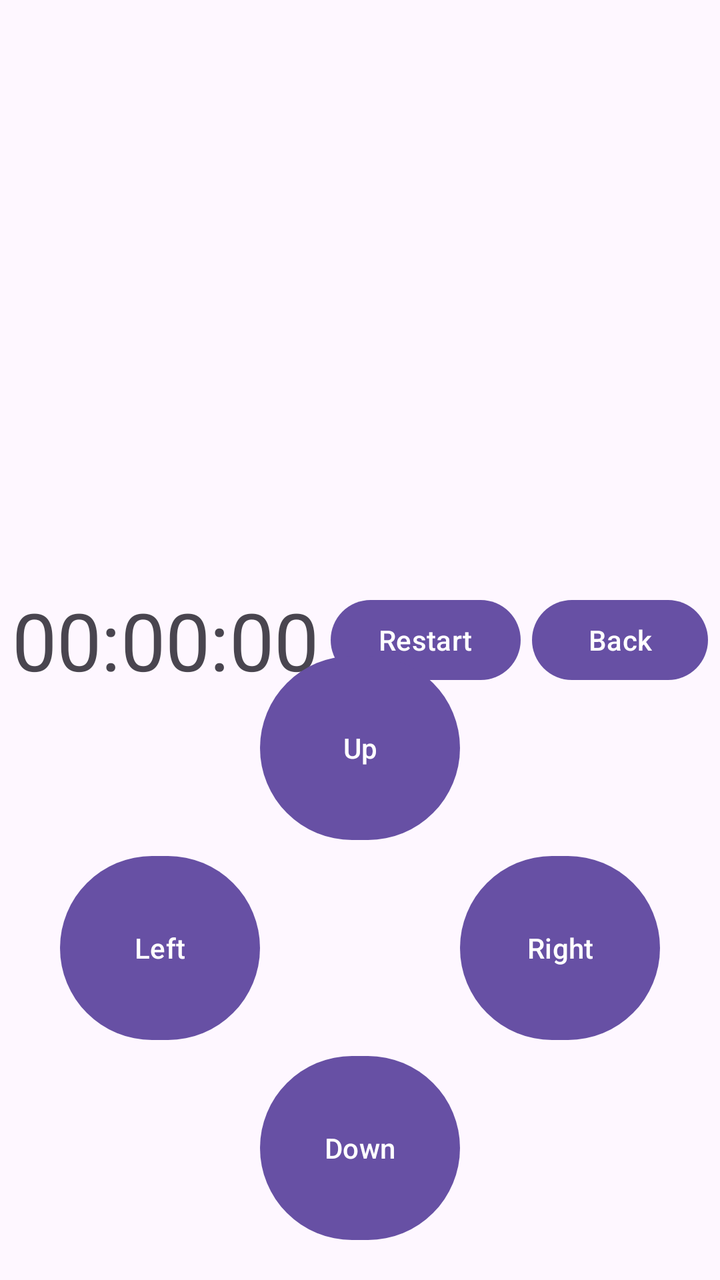
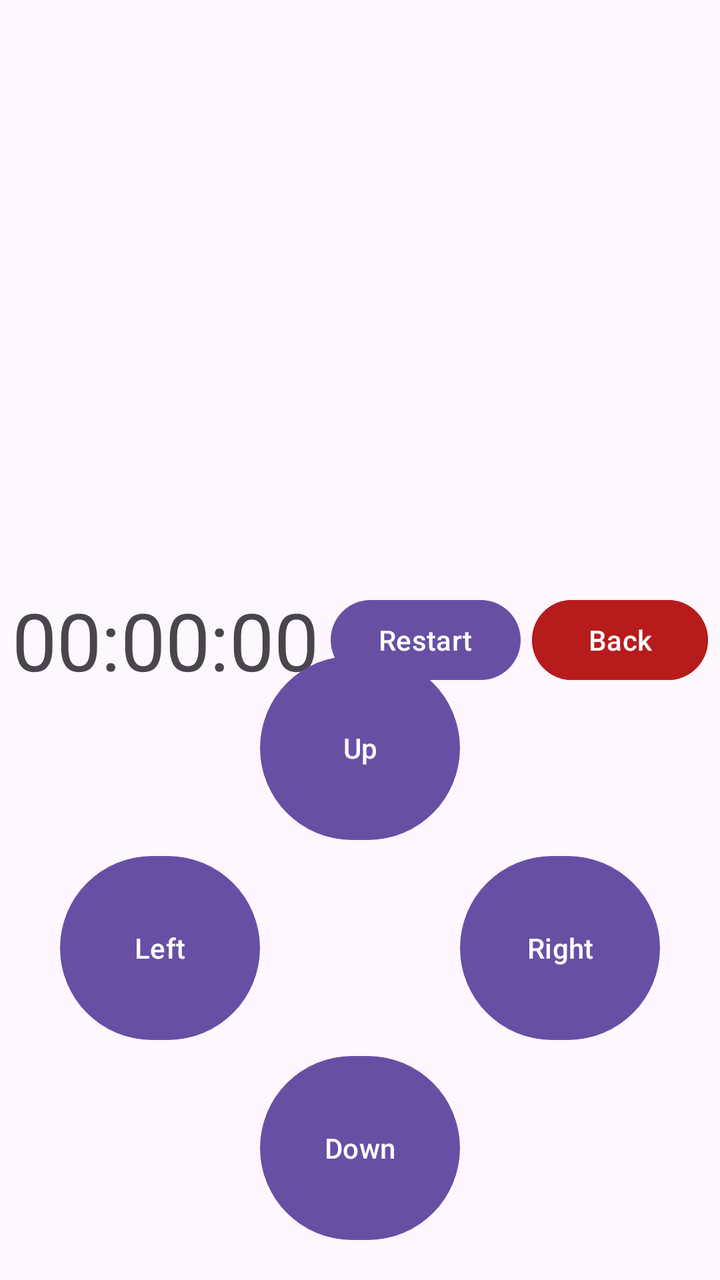

Before-and-after screenshots of an Android layout around one commit, followed by the original layout XML and the change that was made.
<!-- AndroidManifest.xml: application theme Theme.Final_Project_Uriya -->
<!-- res/layout/activity_game.xml -->
<?xml version="1.0" encoding="utf-8"?>
<androidx.constraintlayout.widget.ConstraintLayout
    xmlns:android="http://schemas.android.com/apk/res/android"
    xmlns:app="http://schemas.android.com/apk/res-auto"
    xmlns:tools="http://schemas.android.com/tools"
    android:layout_width="match_parent"
    android:layout_height="match_parent">

    <Button
        android:id="@+id/btnBackToMainMenuFromGame"
        android:layout_width="wrap_content"
        android:layout_height="wrap_content"
        android:text="Back"
        app:layout_constraintBottom_toBottomOf="parent"
        app:layout_constraintEnd_toEndOf="parent"
        app:layout_constraintStart_toEndOf="@+id/btnRestart"
        app:layout_constraintTop_toTopOf="parent" />

    <TextView
        android:id="@+id/tvTimer"
        android:layout_width="wrap_content"
        android:layout_height="wrap_content"
        android:text="00:00:00"
        android:textSize="40sp"
        app:layout_constraintBottom_toBottomOf="parent"
        app:layout_constraintEnd_toStartOf="@+id/btnRestart"
        app:layout_constraintHorizontal_bias="1.0"
        app:layout_constraintStart_toStartOf="parent"
        app:layout_constraintTop_toTopOf="parent" />

    <Button
        android:id="@+id/btnRestart"
        android:layout_width="wrap_content"
        android:layout_height="wrap_content"
        android:text="Restart"
        app:layout_constraintBottom_toBottomOf="parent"
        app:layout_constraintEnd_toStartOf="@+id/btnBackToMainMenuFromGame"
        app:layout_constraintStart_toEndOf="@+id/tvTimer"
        app:layout_constraintTop_toTopOf="parent" />

    <GridLayout
        android:id="@+id/gridLayout"
        android:layout_width="wrap_content"
        android:layout_height="wrap_content"
        android:layout_marginTop="16dp"
        app:layout_constraintTop_toTopOf="parent"
        app:layout_constraintStart_toStartOf="parent"
        app:layout_constraintEnd_toEndOf="parent"/>

    <GridLayout
        android:id="@+id/dpadLayout"
        android:layout_width="wrap_content"
        android:layout_height="wrap_content"
        android:rowCount="3"
        android:columnCount="3"
        app:layout_constraintBottom_toBottomOf="parent"
        app:layout_constraintStart_toStartOf="parent"
        app:layout_constraintEnd_toEndOf="parent"
        android:layout_marginBottom="16dp">

        <Button
            android:id="@+id/btnUp"
            android:layout_width="100dp"
            android:layout_height="100dp"
            android:text="Up"
            android:layout_row="0"
            android:layout_column="1"/>

        <Button
            android:id="@+id/btnLeft"
            android:layout_width="100dp"
            android:layout_height="100dp"
            android:text="Left"
            android:layout_row="1"
            android:layout_column="0"/>

        <Button
            android:id="@+id/btnRight"
            android:layout_width="100dp"
            android:layout_height="100dp"
            android:text="Right"
            android:layout_row="1"
            android:layout_column="2"/>

        <Button
            android:id="@+id/btnDown"
            android:layout_width="100dp"
            android:layout_height="100dp"
            android:text="Down"
            android:layout_row="2"
            android:layout_column="1"/>

    </GridLayout>

</androidx.constraintlayout.widget.ConstraintLayout>
<!-- resources referenced by this layout -->
<resources>
  <style name="Theme.Final_Project_Uriya" parent="Base.Theme.Final_Project_Uriya" />
  <style name="Base.Theme.Final_Project_Uriya" parent="Theme.Material3.DayNight.NoActionBar">
          
          
      </style>
</resources>

<!-- the commit's change to res/layout/activity_game.xml (unified diff, before → after) -->
@@ -14,7 +14,8 @@
         app:layout_constraintBottom_toBottomOf="parent"
         app:layout_constraintEnd_toEndOf="parent"
         app:layout_constraintStart_toEndOf="@+id/btnRestart"
-        app:layout_constraintTop_toTopOf="parent" />
+        app:layout_constraintTop_toTopOf="parent"
+        style="@style/BackButtonStyle"/>
 
     <TextView
         android:id="@+id/tvTimer"
<!-- resource entries referenced after the edit -->
@@ -1,6 +1,11 @@
 <!-- resources referenced by this layout -->
 <resources>
+  <style name="BackButtonStyle">
+          <item name="android:backgroundTint">@color/back_red</item>
+          <item name="android:textColor">@android:color/white</item>
+      </style>
   <style name="Theme.Final_Project_Uriya" parent="Base.Theme.Final_Project_Uriya" />
+  <color name="back_red">#B71C1C</color>
   <style name="Base.Theme.Final_Project_Uriya" parent="Theme.Material3.DayNight.NoActionBar">
           
           
